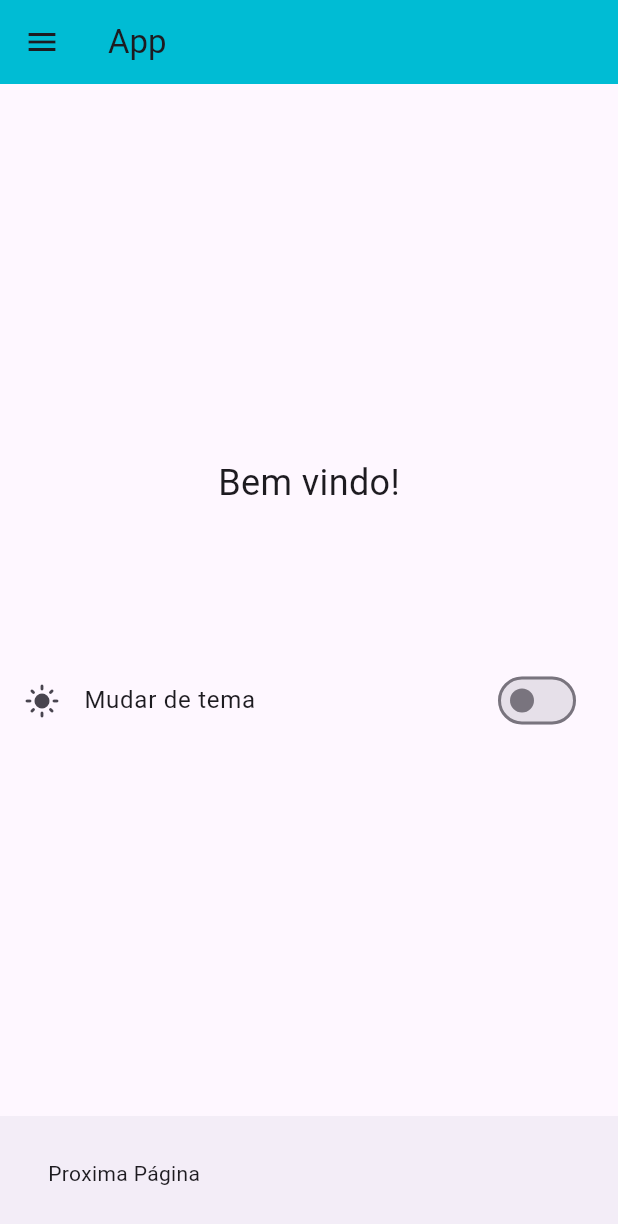
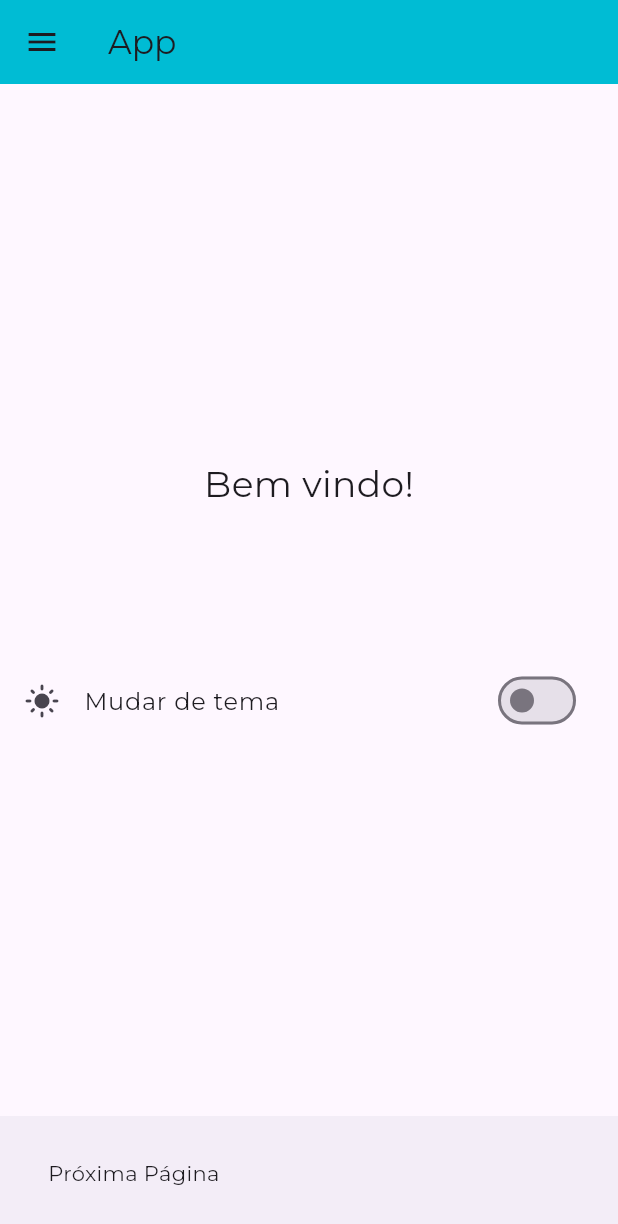
Before and after one commit to VinioVnz/meu_app, a Flutter app: the screen it shows after launch, on a phone screen of 412 x 824 dp. Shown: the top 1224 px of the screen. Run offline on Flutter 3.47's test engine with Material 3 defaults, Android fonts, the phone set to English and light mode, and no system bars; our stand-ins replace google_fonts; missing offline and left inert: dart:ffi.

Commit message:
add de fonte e pequenos ajustes

```diff
--- a/lib/exercicios/Welcome.dart
+++ b/lib/exercicios/Welcome.dart
@@ -1,5 +1,5 @@
 import 'package:flutter/material.dart';
-
+import 'package:google_fonts/google_fonts.dart';
 class Welcome extends StatefulWidget {
   const Welcome({super.key});
 
@@ -14,6 +14,7 @@ class _WelcomeState extends State<Welcome> {
       title: "App de boas vindas",
       home: Home(),
       debugShowCheckedModeBanner: false,
+      theme: ThemeData(textTheme:GoogleFonts.montserratTextTheme()),
     );
   }
 }
@@ -33,8 +34,12 @@ class _HomeState extends State<Home> {
     return MaterialApp(
       debugShowCheckedModeBanner: false,
       themeMode: isDark ? ThemeMode.dark : ThemeMode.light,
-      theme: ThemeData.light(),
-      darkTheme: ThemeData.dark(),
+      theme: ThemeData(textTheme:GoogleFonts.montserratTextTheme()),
+      darkTheme: ThemeData.dark().copyWith(
+      textTheme: GoogleFonts.montserratTextTheme(
+      ThemeData.dark().textTheme,
+    ),
+  ),
       home: Scaffold(
         appBar: AppBar(title: Text("App"),backgroundColor: Colors.cyan,),
         body: Center(
@@ -95,7 +100,7 @@ class _HomeState extends State<Home> {
           ),
         ),
         bottomNavigationBar: BottomAppBar(
-          child: Padding(padding: EdgeInsets.all(16), child: Text("Proxima Página"),),
+          child: Padding(padding: EdgeInsets.all(16), child: Text("Próxima Página"),),
         ),
       ),
     );
```
